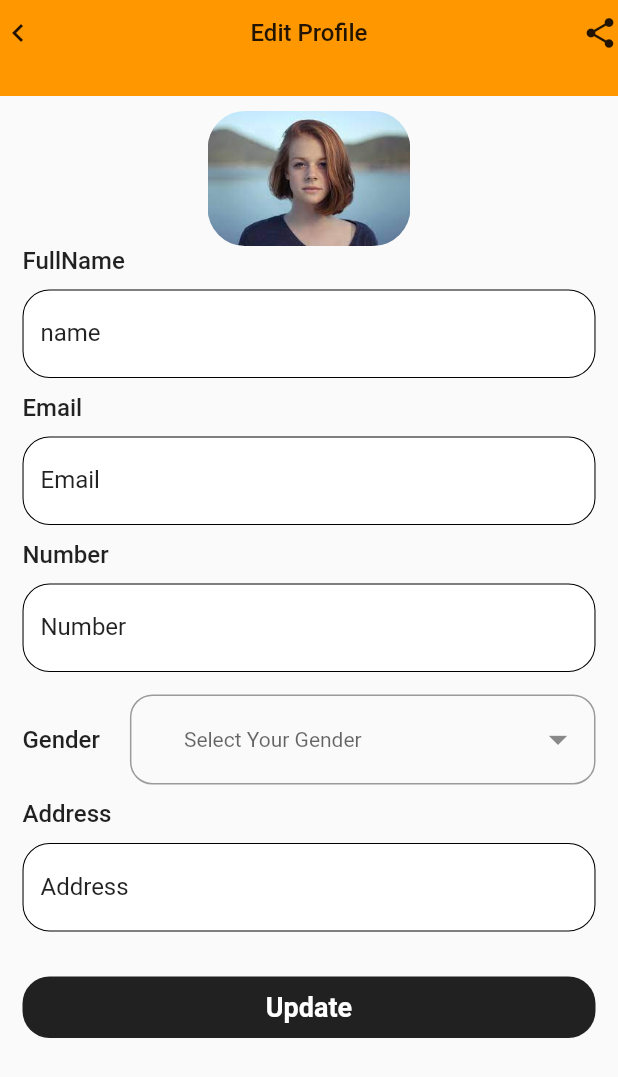
After one commit to Dharmeshkatariya/authenticationwith-firebase, a Flutter app: the AddPost screen opened directly, on a phone screen of 412 x 824 dp. The commit adds this screen. Shown: the top 1077 px of the screen. Run offline on Flutter 3.47's test engine with Material 2 defaults, Android fonts, the phone set to English and light mode, and no system bars; our stand-ins replace dropdown_button2, firebase_auth, firebase_core, firebase_database, firebase_messaging, shared_preferences; missing offline and left inert: firebase_phone_auth_handler; accounts and stored records are empty.

Commit message:
realdatabase working

```diff
--- a/lib/common.dart
+++ b/lib/common.dart
@@ -1,10 +1,12 @@
+import 'package:firebase_database/firebase_database.dart';
 import 'package:flutter/cupertino.dart';
 import 'package:flutter/material.dart';
 
 class Common {
+  static String verificationId = '';
 
-  static String verificationId = '';
-  static Widget container({String? text, GestureTapCallback? onTap}) {
+  static Widget container({String? text, GestureTapCallback? onTap,
+  }) {
     return GestureDetector(
       onTap: onTap,
       child: Container(
@@ -24,7 +26,7 @@ class Common {
   }
 
   static Widget textField({
-    required String text,
+    String? text,
     Widget? prefixIcon,
     Widget? suffixIcon,
     TextEditingController? controller,
@@ -56,4 +58,62 @@ class Common {
       ),
     );
   }
+
+  static Widget custumtextfield({
+    String? text,
+    Widget? prefixIcon,
+    Widget? suffixIcon,
+    TextEditingController? controller,
+    dynamic validator,
+    Color? fillColor,
+    Color? color,
+    Color? hintcolor,
+  }) {
+    return TextFormField(
+      controller: controller,
+      validator: validator,
+      style:  TextStyle(color: color),
+      decoration: InputDecoration(
+        hintText: text,
+        labelText: text,
+        labelStyle: const TextStyle(color: Colors.black87),
+        filled: true,
+        hintStyle:  TextStyle(color: hintcolor),
+        fillColor: fillColor,
+        focusColor: Colors.red,
+        prefixIcon: prefixIcon,
+        suffixIcon: suffixIcon,
+        enabledBorder: OutlineInputBorder(
+          borderSide: const BorderSide(color: Colors.black,width: 0.7),
+          borderRadius: BorderRadius.circular(18.0),
+        ),
+        border: OutlineInputBorder(
+          borderRadius: BorderRadius.circular(13),
+        ),
+      ),
+    );
+  }
+
+  static Widget updateButton({String? text, GestureTapCallback? onTap,
+    Color? color,
+    Color? textcolor,
+  }) {
+    return GestureDetector(
+      onTap: onTap,
+      child: Container(
+        padding: const EdgeInsets.symmetric(horizontal: 10, vertical: 10),
+        alignment: Alignment.center,
+        decoration: BoxDecoration(
+          color: color,
+          borderRadius: BorderRadius.circular(18),
+        ),
+        child: Text(
+          text!,
+          style: TextStyle(
+              fontWeight: FontWeight.w600, color: textcolor, fontSize: 18),
+        ),
+      ),
+    );
+  }
+
 }
--- /dev/null
+++ b/lib/database/add_post.dart
@@ -0,0 +1,242 @@
+import 'package:dropdown_button2/dropdown_button2.dart';
+import 'package:firebase_database/firebase_database.dart';
+import 'package:flutter/cupertino.dart';
+import 'package:flutter/material.dart';
+import 'package:untitled5/common.dart';
+
+class AddPost extends StatefulWidget {
+  const AddPost({Key? key}) : super(key: key);
+
+  @override
+  State<AddPost> createState() => _AddPostState();
+}
+
+class _AddPostState extends State<AddPost> {
+  final _nameController = TextEditingController();
+  final _emailController = TextEditingController();
+  final _mobileController = TextEditingController();
+  final _addressController = TextEditingController();
+  final databaseRef = FirebaseDatabase.instance.ref("Post");
+  final List<String> genderItems = [
+    'Male',
+    'Female',
+    "Other",
+  ];
+  String? selectedValue;
+
+  @override
+  Widget build(BuildContext context) {
+    return Scaffold(
+      body: SafeArea(
+        child: Column(
+          children: [
+            Container(
+              padding: const EdgeInsets.only(bottom: 30, top: 10),
+              width: double.infinity,
+              color: Colors.orange,
+              child: Column(
+                children: [
+                  _editRow(),
+                ],
+              ),
+            ),
+            Expanded(
+              child: SingleChildScrollView(
+                child: Column(
+                  children: [
+                    Container(
+                      margin: const EdgeInsets.only(bottom: 10, top: 10),
+                      padding: const EdgeInsets.symmetric(horizontal: 15),
+                      child: _column(),
+                    ),
+                  ],
+                ),
+              ),
+            )
+          ],
+        ),
+      ),
+    );
+  }
+
+  Widget _editRow() {
+    return Row(
+      crossAxisAlignment: CrossAxisAlignment.center,
+      mainAxisAlignment: MainAxisAlignment.spaceBetween,
+      children: [
+        GestureDetector(
+            onTap: () {
+              Navigator.pop(context);
+            },
+            child: const Icon(Icons.chevron_left)),
+        _textStyle(text: "Edit Profile"),
+        const Icon(Icons.share),
+      ],
+    );
+  }
+
+  Widget _column() {
+    return Column(
+      crossAxisAlignment: CrossAxisAlignment.start,
+      children: [
+        Center(
+          child: ClipRRect(
+            borderRadius: BorderRadius.circular(25),
+            child: Image.asset(
+              "assets/images/b.jpg",
+              fit: BoxFit.cover,
+              height: 90,
+            ),
+          ),
+        ),
+        _textStyle(text: "FullName"),
+        const SizedBox(
+          height: 10,
+        ),
+        Common.custumtextfield(
+            fillColor: Colors.white,
+            hintcolor: Colors.black87,
+            color: Colors.black87,
+            text: "name",
+            controller: _nameController),
+        const SizedBox(
+          height: 10,
+        ),
+        _textStyle(text: "Email"),
+        const SizedBox(
+          height: 10,
+        ),
+        Common.custumtextfield(
+            fillColor: Colors.white,
+            hintcolor: Colors.black87,
+            color: Colors.black87,
+            text: "Email",
+            controller: _emailController),
+        const SizedBox(
+          height: 10,
+        ),
+        _textStyle(text: "Number"),
+        const SizedBox(
+          height: 10,
+        ),
+        Common.custumtextfield(
+            fillColor: Colors.white,
+            hintcolor: Colors.black87,
+            color: Colors.black87,
+            text: "Number",
+            controller: _mobileController),
+        const SizedBox(
+          height: 15,
+        ),
+        Row(
+          children: [
+            _textStyle(text: "Gender"),
+            const SizedBox(
+              width: 20,
+            ),
+            Expanded(child: _dropDown()),
+          ],
+        ),
+        const SizedBox(
+          height: 10,
+        ),
+        _textStyle(text: "Address"),
+        const SizedBox(
+          height: 10,
+        ),
+        Common.custumtextfield(
+            fillColor: Colors.white,
+            hintcolor: Colors.black87,
+            color: Colors.black87,
+            text: "Address",
+            controller: _addressController),
+        const SizedBox(
+          height: 30,
+        ),
+        Common.updateButton(
+            text: "Update",
+            textcolor: Colors.white,
+            color: Colors.black87,
+            onTap: () {
+              _dataProfile();
+            })
+      ],
+    );
+  }
+
+  _dataProfile() {
+    if (_nameController.text.isNotEmpty &&
+        _emailController.text.isNotEmpty &&
+        _mobileController.text.isNotEmpty &&
+        _addressController.text.isNotEmpty) {
+      databaseRef.child("Profile").set({
+        "fullName": _nameController.text,
+        "email": _emailController.text,
+        "Mobile": _mobileController.text,
+        "address": _addressController.text,
+      });
+    }
+  }
+
+  Widget _dropDown() {
+    return DropdownButtonFormField2(
+      decoration: InputDecoration(
+        isDense: true,
+        contentPadding: EdgeInsets.zero,
+        border: OutlineInputBorder(
+          borderRadius: BorderRadius.circular(15),
+        ),
+      ),
+      isExpanded: true,
+      hint: const Text(
+        'Select Your Gender',
+        style: TextStyle(fontSize: 14),
+      ),
+      items: genderItems
+          .map((item) => DropdownMenuItem<String>(
+                value: item,
+                child: Text(
+                  item,
+                  style: const TextStyle(
+                    fontSize: 14,
+                  ),
+                ),
+              ))
+          .toList(),
+      validator: (value) {
+        if (value == null) {
+          return 'Please select gender.';
+        }
+        return null;
+      },
+      onChanged: (value) {},
+      onSaved: (value) {
+        selectedValue = value.toString();
+      },
+      buttonStyleData: const ButtonStyleData(
+        height: 60,
+        padding: EdgeInsets.only(left: 20, right: 10),
+      ),
+      iconStyleData: const IconStyleData(
+        icon: Icon(
+          Icons.arrow_drop_down,
+          color: Colors.black45,
+        ),
+        iconSize: 30,
+      ),
+      dropdownStyleData: DropdownStyleData(
+        decoration: BoxDecoration(
+          borderRadius: BorderRadius.circular(15),
+        ),
+      ),
+    );
+  }
+
+  Widget _textStyle({String? text}) {
+    return Text(
+      text!,
+      style: const TextStyle(
+          fontWeight: FontWeight.w500, color: Colors.black87, fontSize: 16),
+    );
+  }
+}
--- a/lib/mobileverification.dart
+++ b/lib/mobileverification.dart
@@ -4,7 +4,6 @@ import 'package:flutter/cupertino.dart';
 import 'package:flutter/material.dart';
 import 'package:shared_preferences/shared_preferences.dart';
 import 'package:untitled5/common.dart';
-
 import 'otpscreen.dart';
 
 class MobileScreen extends StatefulWidget {
--- a/pubspec.yaml
+++ b/pubspec.yaml
@@ -42,6 +42,8 @@ dependencies:
   shared_preferences: ^2.0.18
   firebase_database: ^10.0.15
   firebase_phone_auth_handler:
+  fluttertoast: ^8.2.1
+  dropdown_button2: ^2.0.0
 dev_dependencies:
   flutter_test:
     sdk: flutter
@@ -65,8 +67,8 @@ flutter:
   uses-material-design: true
 
   # To add assets to your application, add an assets section, like this:
-  # assets:
-  #   - images/a_dot_burr.jpeg
+  assets:
+    - assets/images/
   #   - images/a_dot_ham.jpeg
 
   # An image asset can refer to one or more resolution-specific "variants", see
```
Also changed, not shown: lib/logoutscreen.dart (+101 -9 lines), lib/signupscreen.dart (+24 -6 lines), assets/images/b.jpg (added), pubspec.lock.
